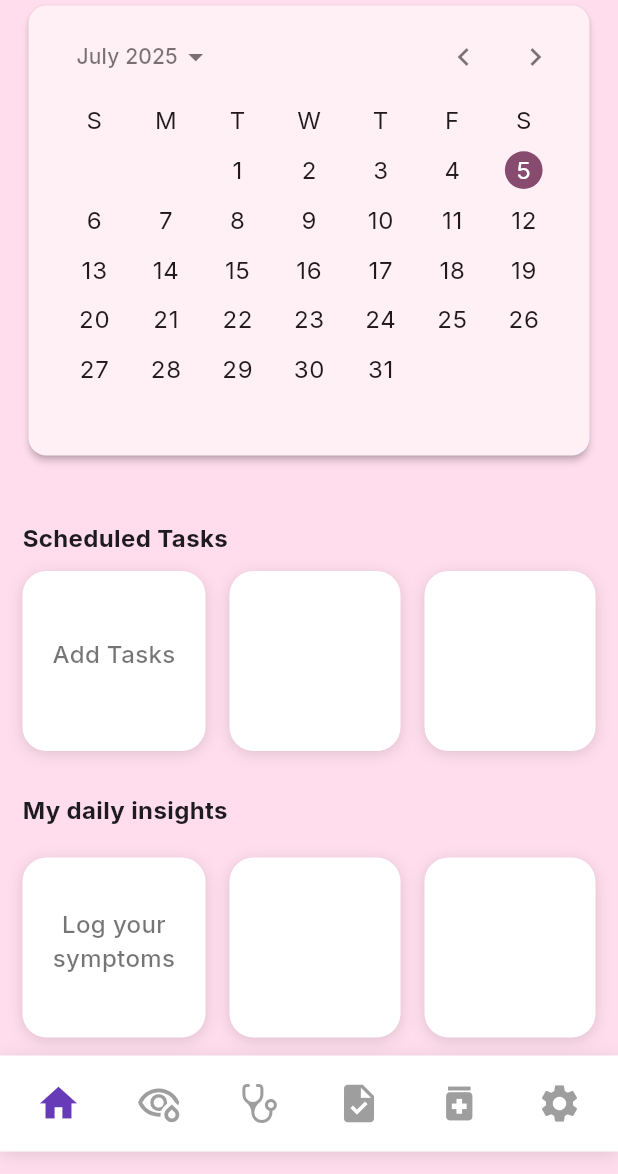
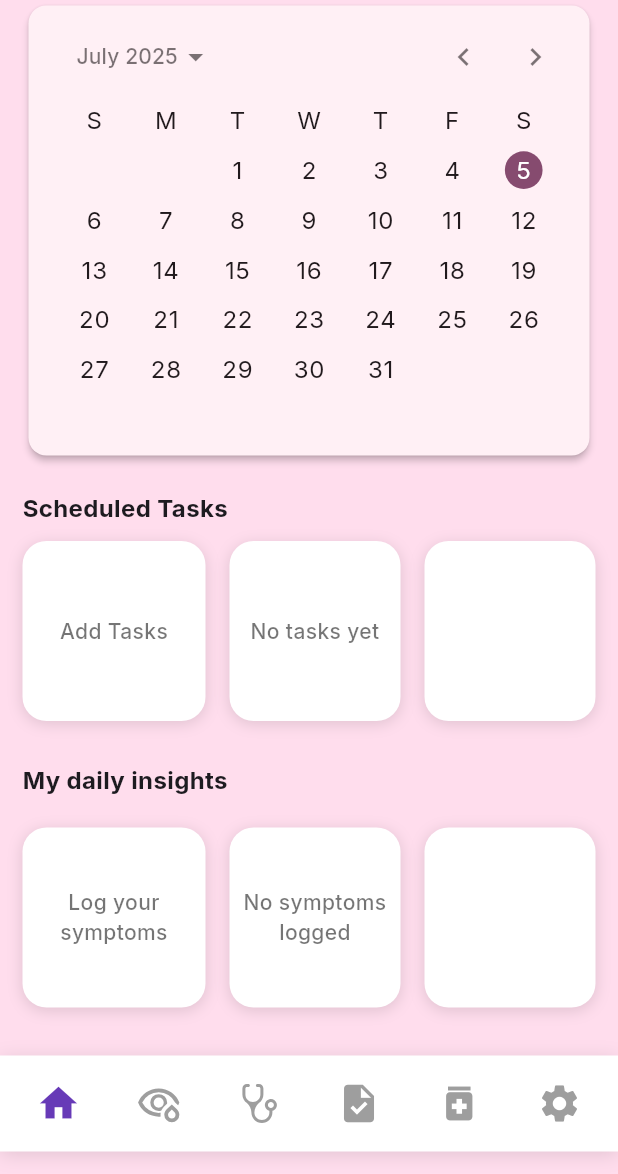
Before and after one commit to pabl0e/PillPall, a Flutter app: the HomePage screen opened directly, on a phone screen of 412 x 824 dp, the part 62-1236 px from its top. Run offline on Flutter 3.47's test engine with Material 3 defaults, Android fonts, the light colour scheme and no system bars; our stand-ins replace cloud_firestore, firebase_auth, firebase_core, flutter_svg, google_fonts; accounts and stored records are empty.

Commit message:
Added authentication to Task and Medications Widget w/ Isolation Added Recent Entries for Tasks, Symptoms, and Doctors on Landing Page

```diff
--- a/lib/widget/landing_page.dart
+++ b/lib/widget/landing_page.dart
@@ -6,6 +6,7 @@ import 'package:pillpall/widget/global_homebar.dart';
 import 'package:pillpall/widget/symptom_widget.dart';
 import 'package:pillpall/widget/task_widget.dart';
 import 'package:cloud_firestore/cloud_firestore.dart';
+import 'package:pillpall/auth_service.dart'; // Import your auth service
 
 void main() {
   runApp(MaterialApp(home: HomePage(), debugShowCheckedModeBanner: false));
@@ -22,6 +23,9 @@ class _HomePageState extends State<HomePage> {
   DateTime _selectedDate = DateTime.now();
   final TaskService _taskService = TaskService();
   final DoctorService _doctorService = DoctorService();
+
+  // Helper method to get current user ID
+  String? get _currentUserId => authService.value.currentUser?.uid;
 
   @override
   Widget build(BuildContext context) {
@@ -73,11 +77,7 @@ class _HomePageState extends State<HomePage> {
                       ),
                     ),
                   ),
-                ), // App Title and Subtitle
-
-                SizedBox(height: 20),
-
-                // Calendar Section
+                ),
                 SizedBox(height: 20),
                 // Scheduled Tasks Section
                 Text(
@@ -96,36 +96,48 @@ class _HomePageState extends State<HomePage> {
                         Navigator.push(
                           context,
                           MaterialPageRoute(
-                            builder: (context) => Task_Widget(), // Navigate to Task_Widget
+                            builder: (context) => Task_Widget(),
                           ),
                         );
                       },
                     ),
                     SizedBox(width: 16),
-                    // Latest Tasks Cards
+                    // Latest Tasks Cards - FIXED
                     Expanded(
                       flex: 2,
-                      child: StreamBuilder(
+                      child: StreamBuilder<QuerySnapshot>(
                         stream: _taskService.getTasks(),
                         builder: (context, snapshot) {
                           if (snapshot.connectionState == ConnectionState.waiting) {
                             return Row(
                               children: [
-                                _SquareTaskCard(),
+                                _SquareTaskCard(label: "Loading..."),
+                                SizedBox(width: 16),
+                                _SquareTaskCard(label: "Loading..."),
+                              ],
+                            );
+                          }
+
+                          if (snapshot.hasError) {
+                            return Row(
+                              children: [
+                                _SquareTaskCard(label: "Error loading tasks"),
                                 SizedBox(width: 16),
                                 _SquareTaskCard(),
                               ],
                             );
                           }
+
                           if (!snapshot.hasData || snapshot.data!.docs.isEmpty) {
                             return Row(
                               children: [
-                                _SquareTaskCard(),
+                                _SquareTaskCard(label: "No tasks yet"),
                                 SizedBox(width: 16),
                                 _SquareTaskCard(),
                               ],
                             );
                           }
+
                           final tasks = snapshot.data!.docs.take(2).toList();
                           return Row(
                             children: List.generate(2, (i) {
@@ -133,7 +145,7 @@ class _HomePageState extends State<HomePage> {
                                 final data = tasks[i].data() as Map<String, dynamic>;
                                 return Expanded(
                                   child: _SquareTaskCard(
-                                    label: data['title'] ?? '',
+                                    label: data['title'] ?? 'Untitled Task',
                                     icon: Icons.task_alt,
                                     date: _formatDateWord(data['startDate']),
                                     time: _formatTimeAMPM(data['startTime']),
@@ -164,7 +176,7 @@ class _HomePageState extends State<HomePage> {
                   style: TextStyle(fontWeight: FontWeight.bold, fontSize: 16),
                 ),
                 SizedBox(height: 20),
-                // Another row for symptoms logging
+                // Symptoms row - FIXED with userId filter
                 Row(
                   mainAxisAlignment: MainAxisAlignment.start,
                   children: [
@@ -181,33 +193,50 @@ class _HomePageState extends State<HomePage> {
                       },
                     ),
                     SizedBox(width: 16),
-                    // Latest Symptoms Cards
+                    // Latest Symptoms Cards - FIXED
                     Expanded(
                       flex: 2,
                       child: StreamBuilder<QuerySnapshot>(
-                        stream: FirebaseFirestore.instance
+                        stream: _currentUserId != null
+                            ? FirebaseFirestore.instance
                                 .collection('symptoms')
+                                .where('userId', isEqualTo: _currentUserId) // Filter by user
                                 .orderBy('createdAt', descending: true)
-                            .snapshots(),
+                                .limit(2) // Limit to 2 for efficiency
+                                .snapshots()
+                            : Stream.empty(),
                         builder: (context, snapshot) {
                           if (snapshot.connectionState == ConnectionState.waiting) {
                             return Row(
                               children: [
-                                _SquareTaskCard(),
+                                _SquareTaskCard(label: "Loading..."),
+                                SizedBox(width: 16),
+                                _SquareTaskCard(label: "Loading..."),
+                              ],
+                            );
+                          }
+
+                          if (snapshot.hasError) {
+                            print('Symptoms stream error: ${snapshot.error}');
+                            return Row(
+                              children: [
+                                _SquareTaskCard(label: "Error loading symptoms"),
                                 SizedBox(width: 16),
                                 _SquareTaskCard(),
                               ],
                             );
                           }
+
                           if (!snapshot.hasData || snapshot.data!.docs.isEmpty) {
                             return Row(
                               children: [
-                                _SquareTaskCard(),
+                                _SquareTaskCard(label: "No symptoms logged"),
                                 SizedBox(width: 16),
                                 _SquareTaskCard(),
                               ],
                             );
                           }
+
                           final symptoms = snapshot.data!.docs.take(2).toList();
                           return Row(
                             children: List.generate(2, (i) {
@@ -215,7 +244,7 @@ class _HomePageState extends State<HomePage> {
                                 final data = symptoms[i].data() as Map<String, dynamic>;
                                 return Expanded(
                                   child: _SquareTaskCard(
-                                    label: data['name'] ?? '',
+                                    label: data['name'] ?? 'Unknown Symptom',
                                     date: _formatDateWord(data['date']),
                                     time: _formatTimeAMPM(data['time']),
                                     onTap: () {
@@ -239,7 +268,7 @@ class _HomePageState extends State<HomePage> {
                   ],
                 ),
                 SizedBox(height: 20),
-                // Your Doctor's Contact Details
+                // Your Doctor's Contact Details - FIXED with userId filter
                 Text(
                   "Your Doctor's Contact Details",
                   style: TextStyle(fontWeight: FontWeight.bold, fontSize: 16),
@@ -261,33 +290,50 @@ class _HomePageState extends State<HomePage> {
                       },
                     ),
                     SizedBox(width: 16),
-                    // Latest Doctors Cards
+                    // Latest Doctors Cards - FIXED
                     Expanded(
                       flex: 2,
-                      child: StreamBuilder(
-                        stream: FirebaseFirestore.instance
+                      child: StreamBuilder<QuerySnapshot>(
+                        stream: _currentUserId != null
+                            ? FirebaseFirestore.instance
                                 .collection('doctors')
+                                .where('userId', isEqualTo: _currentUserId) // Filter by user
                                 .orderBy('createdAt', descending: true)
-                            .snapshots(),
+                                .limit(2) // Limit to 2 for efficiency
+                                .snapshots()
+                            : Stream.empty(),
                         builder: (context, snapshot) {
                           if (snapshot.connectionState == ConnectionState.waiting) {
                             return Row(
                               children: [
-                                _SquareTaskCard(),
+                                _SquareTaskCard(label: "Loading..."),
+                                SizedBox(width: 16),
+                                _SquareTaskCard(label: "Loading..."),
+                              ],
+                            );
+                          }
+
+                          if (snapshot.hasError) {
+                            print('Doctors stream error: ${snapshot.error}');
+                            return Row(
+                              children: [
+                                _SquareTaskCard(label: "Error loading doctors"),
                                 SizedBox(width: 16),
                                 _SquareTaskCard(),
                               ],
                             );
                           }
+
                           if (!snapshot.hasData || snapshot.data!.docs.isEmpty) {
                             return Row(
                               children: [
-                                _SquareTaskCard(),
+                                _SquareTaskCard(label: "No doctors added"),
                                 SizedBox(width: 16),
                                 _SquareTaskCard(),
                               ],
                             );
                           }
+
                           final doctors = snapshot.data!.docs.take(2).toList();
                           return Row(
                             children: List.generate(2, (i) {
@@ -295,9 +341,9 @@ class _HomePageState extends State<HomePage> {
                                 final data = doctors[i].data() as Map<String, dynamic>;
                                 return Expanded(
                                   child: _SquareTaskCard(
-                                    label: data['name'] ?? '',
-                                    date: data['specialty'] ?? '',
-                                    time: data['phone'] ?? '',
+                                    label: data['name'] ?? 'Unknown Doctor',
+                                    date: data['specialty'] ?? 'No specialty',
+                                    time: data['phone'] ?? 'No phone',
                                     onTap: () {
                                       Navigator.push(
                                         context,
@@ -324,7 +370,7 @@ class _HomePageState extends State<HomePage> {
         ),
       ),
       bottomNavigationBar: GlobalHomeBar(
-        selectedIndex: 0, // Set the selected index for highlighting
+        selectedIndex: 0,
         onTap: (index) {
           // Handle navigation here
         },
@@ -345,6 +391,7 @@ class _HomePageState extends State<HomePage> {
 
   String _formatTimeAMPM(String? time) {
     if (time == null || time.isEmpty) return '';
+    try {
       final parts = time.split(':');
       int hour = int.parse(parts[0]);
       int minute = int.parse(parts[1]);
@@ -352,10 +399,12 @@ class _HomePageState extends State<HomePage> {
       hour = hour % 12 == 0 ? 12 : hour % 12;
       final minuteStr = minute.toString().padLeft(2, '0');
       return '$hour:$minuteStr $ampm';
+    } catch (e) {
+      return 'Invalid time';
+    }
   }
 }
 
-// Add this widget below your _HomePageState class (outside of it):
 class _SquareTaskCard extends StatelessWidget {
   final String label;
   final IconData? icon;
@@ -391,6 +440,8 @@ class _SquareTaskCard extends StatelessWidget {
             ],
           ),
           child: Center(
+            child: Padding(
+              padding: const EdgeInsets.all(8.0),
               child: Column(
                 mainAxisAlignment: MainAxisAlignment.center,
                 children: [
@@ -399,9 +450,11 @@ class _SquareTaskCard extends StatelessWidget {
                     style: TextStyle(
                       color: Colors.black54,
                       fontWeight: FontWeight.w500,
-                    fontSize: 16,
+                      fontSize: 14,
                     ),
                     textAlign: TextAlign.center,
+                    maxLines: 2,
+                    overflow: TextOverflow.ellipsis,
                   ),
                   if (date != null && date!.isNotEmpty)
                     Padding(
@@ -410,10 +463,12 @@ class _SquareTaskCard extends StatelessWidget {
                         date!,
                         style: TextStyle(
                           color: Colors.deepPurple,
-                        fontSize: 13,
+                          fontSize: 12,
                           fontWeight: FontWeight.w500,
                         ),
                         textAlign: TextAlign.center,
+                        maxLines: 1,
+                        overflow: TextOverflow.ellipsis,
                       ),
                     ),
                   if (time != null && time!.isNotEmpty)
@@ -423,15 +478,16 @@ class _SquareTaskCard extends StatelessWidget {
                         time!,
                         style: TextStyle(
                           color: Colors.teal,
-                        fontSize: 13,
+                          fontSize: 12,
                           fontWeight: FontWeight.w400,
                         ),
                         textAlign: TextAlign.center,
+                        maxLines: 1,
+                        overflow: TextOverflow.ellipsis,
                       ),
                     ),
-                SizedBox(height: 8),
-                // Icon removed here
                 ],
+              ),
             ),
           ),
         ),
```
Also changed, not shown: lib/services/medication_service.dart (+71 -5 lines), lib/services/task_service.dart (+125 -7 lines). Lines whose indentation alone changed are shown as unchanged.
